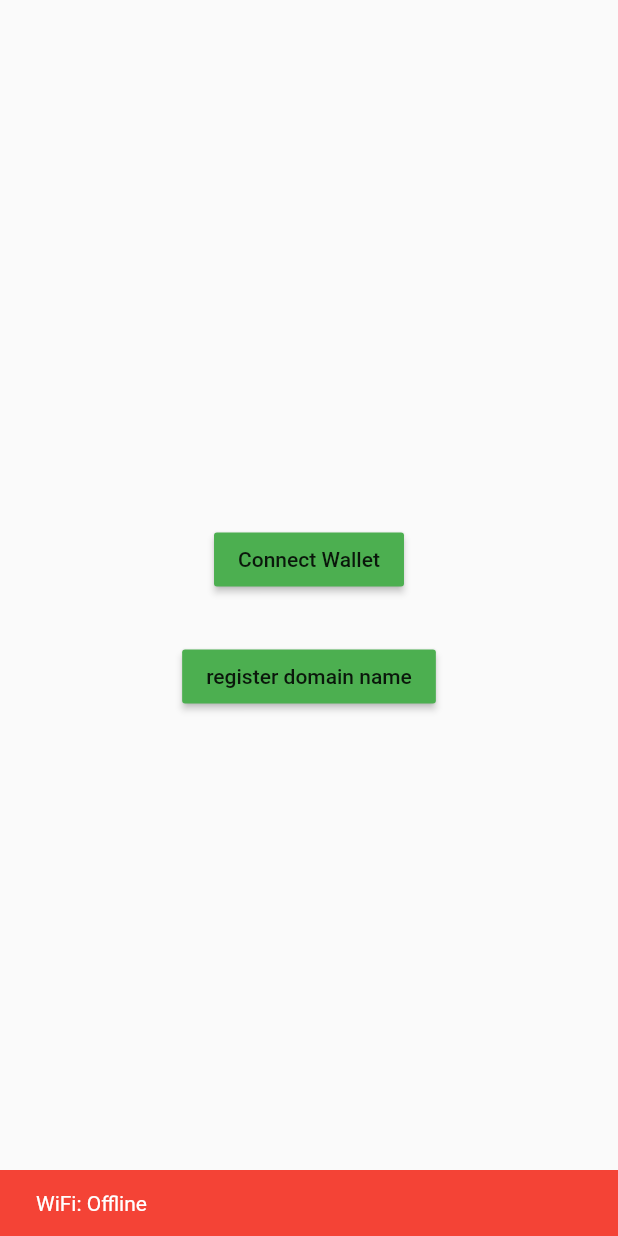
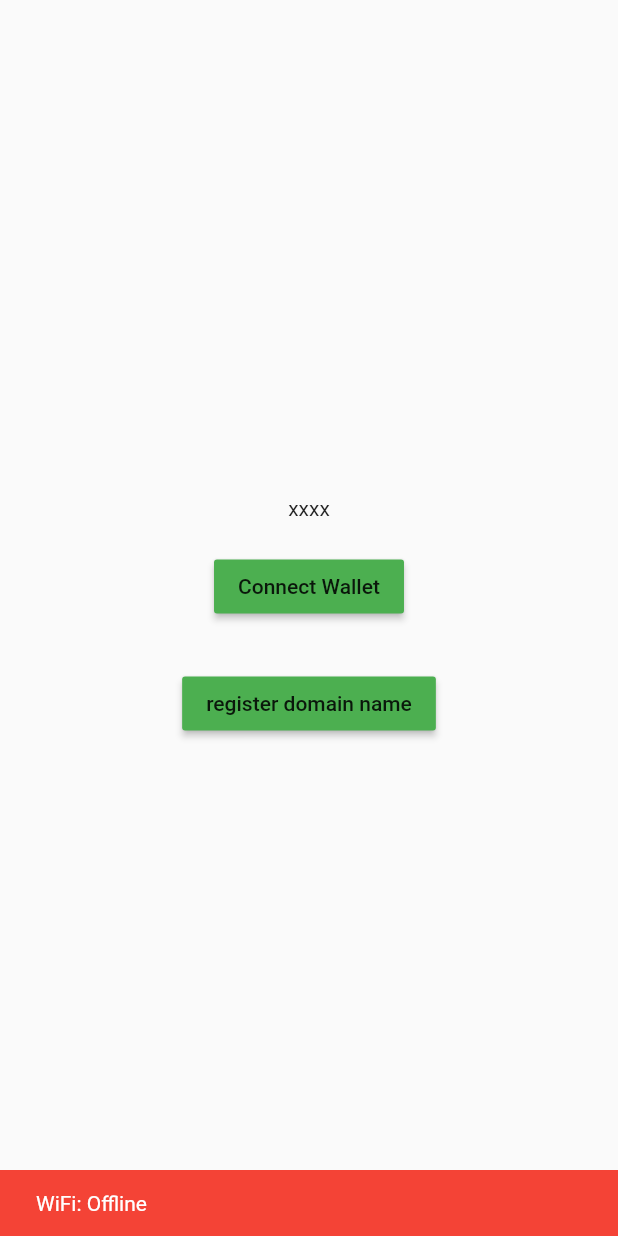
Before and after one commit to viktorvoltz/open-name-service, a Flutter app: the screen it shows after launch, after a tap on "Connect Wallet", on a phone screen of 412 x 824 dp. Run offline on Flutter 3.47's test engine with Material 2 defaults, Android fonts, the phone set to English and light mode, and no system bars; our stand-ins replace connectivity_plus, get_it; missing offline and left inert: walletconnect_dart, web3dart; project files that could hold a hidden picture were left out.

Commit message:
feat: account display

```diff
--- a/lib/page/contr_page.dart
+++ b/lib/page/contr_page.dart
@@ -14,6 +14,8 @@ class ContractPage extends StatefulWidget {
 
 class _ContractPageState extends State<ContractPage> {
 
+  String account = 'xxxx';
+
   @override
   void dispose() {
     locator.get<DomainContract>().dispose();
@@ -29,11 +31,15 @@ class _ContractPageState extends State<ContractPage> {
             mainAxisAlignment: MainAxisAlignment.center,
             crossAxisAlignment: CrossAxisAlignment.center,
             children: [
+              Text(account),
+              const SizedBox(height: 20),
               CustomButton(
                 color: Colors.green,
                 text: "Connect Wallet",
                 onPressed: () async {
                   await locator.get<WalletConnectService>().connect();
+                  account = locator.get<WalletConnectService>().getAccount();
+                  setState(() {});
               }),
               const SizedBox(height: 30,),
               CustomButton(
```
